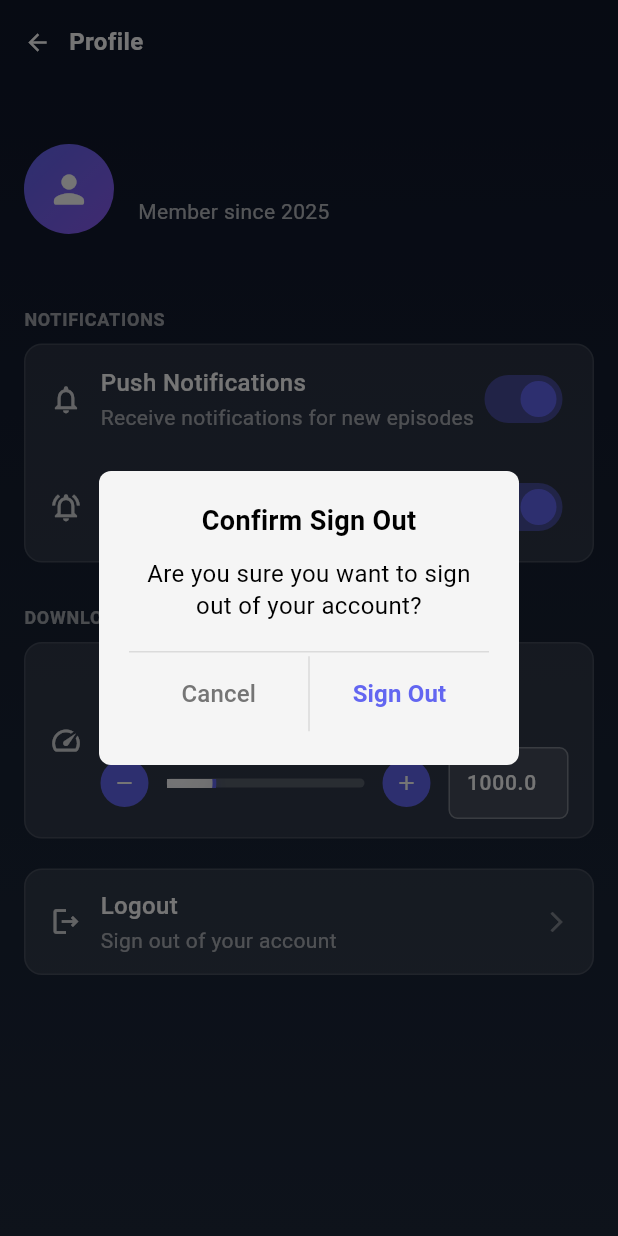
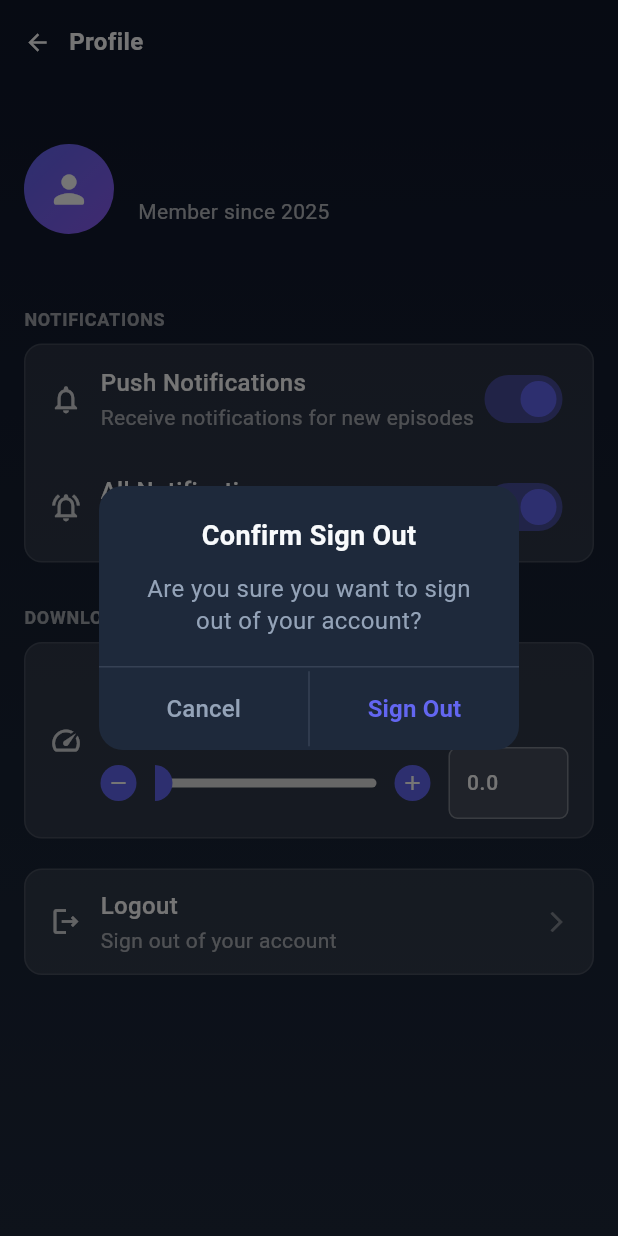
Before and after one commit to Kirragami/anime-updates-mobile, a Flutter app: the ProfileScreen screen opened directly, after a tap on "Logout", on a phone screen of 412 x 824 dp. Run offline on Flutter 3.47's test engine with Material 3 defaults, Android fonts, the light colour scheme and no system bars; our stand-ins replace cached_network_image, device_info_plus, dio, firebase_core, firebase_messaging, flutter_animate and 10 more; accounts and stored records are empty; generated files the repository leaves out were written again.

Commit message:
[MOD] modify speed limit UI and store local storage

```diff
--- a/lib/providers/anime_provider.dart
+++ b/lib/providers/anime_provider.dart
@@ -134,6 +134,9 @@ class AnimeProvider extends ChangeNotifier {
     try {
       final filename = '${anime.title.replaceAll(" ", "_")}.torrent';
 
+      // Initialize download service with speed limiting
+      await _downloadService.initialize();
+
       await _downloadService.downloadFile(
         url: anime.downloadUrl,
         filename: filename,
--- a/lib/screens/profile_screen.dart
+++ b/lib/screens/profile_screen.dart
@@ -6,6 +6,7 @@ import '../providers/auth_provider.dart';
 import '../theme/app_theme.dart';
 import '../constants/app_constants.dart';
 import '../utils/page_transitions.dart';
+import '../services/services.dart';
 import 'homepage_screen.dart';
 
 class ProfileScreen extends ConsumerStatefulWidget {
@@ -18,13 +19,46 @@ class ProfileScreen extends ConsumerStatefulWidget {
 class _ProfileScreenState extends ConsumerState<ProfileScreen> {
   bool _notificationsEnabled = true;
   bool _pushNotificationsEnabled = true;
-  double _downloadSpeedLimit = 1000.0; // KB/s
+  double _downloadSpeedLimit = 0.0; // KB/s (0 = unlimited)
   final TextEditingController _speedController = TextEditingController();
+  bool _isLoadingSpeedLimit = true;
 
   @override
   void initState() {
     super.initState();
+    _loadSpeedLimit();
+  }
+
+  Future<void> _loadSpeedLimit() async {
+    try {
+      final speedLimitService = ref.read(speedLimitServiceProvider);
+      await speedLimitService.initialize();
+      setState(() {
+        _downloadSpeedLimit = speedLimitService.speedLimit;
         _speedController.text = _downloadSpeedLimit.toString();
+        _isLoadingSpeedLimit = false;
+      });
+    } catch (e) {
+      setState(() {
+        _isLoadingSpeedLimit = false;
+      });
+    }
+  }
+
+  Future<void> _saveSpeedLimit() async {
+    try {
+      final speedLimitService = ref.read(speedLimitServiceProvider);
+      await speedLimitService.setSpeedLimit(_downloadSpeedLimit);
+    } catch (e) {
+      if (mounted) {
+        ScaffoldMessenger.of(context).showSnackBar(
+          SnackBar(
+            content: Text('Failed to save speed limit: $e'),
+            backgroundColor: AppTheme.errorColor,
+          ),
+        );
+      }
+    }
   }
 
   @override
@@ -172,7 +206,8 @@ class _ProfileScreenState extends ConsumerState<ProfileScreen> {
               subtitle: 'Receive notifications for new episodes',
               trailing: Switch.adaptive(
                 value: _pushNotificationsEnabled,
-                onChanged: (value) => setState(() => _pushNotificationsEnabled = value),
+                onChanged: (value) =>
+                    setState(() => _pushNotificationsEnabled = value),
                 activeColor: AppTheme.primaryColor,
               ),
             ),
@@ -307,7 +342,9 @@ class _ProfileScreenState extends ConsumerState<ProfileScreen> {
                 ),
                 const SizedBox(height: 2),
                 Text(
-                  'Set maximum download speed in KB/s',
+                  _isLoadingSpeedLimit
+                    ? 'Loading speed limit...'
+                    : 'Set maximum download speed in KB/s',
                   style: TextStyle(
                     color: Colors.white.withOpacity(0.6),
                     fontSize: 14,
@@ -365,10 +402,13 @@ class _ProfileScreenState extends ConsumerState<ProfileScreen> {
                         ),
                         onChanged: (value) {
                           final newValue = double.tryParse(value);
-                          if (newValue != null && newValue >= 0 && newValue <= 10000) {
+                          if (newValue != null &&
+                              newValue >= 0 &&
+                              newValue <= 10000) {
                             setState(() {
                               _downloadSpeedLimit = newValue;
                             });
+                            _saveSpeedLimit();
                           }
                         },
                       ),
@@ -418,17 +458,19 @@ class _ProfileScreenState extends ConsumerState<ProfileScreen> {
         onTap: () {
           if (_downloadSpeedLimit > 0) {
             setState(() {
-                _downloadSpeedLimit = (_downloadSpeedLimit - 100).clamp(0, 10000);
+              _downloadSpeedLimit =
+                  (_downloadSpeedLimit - 100).clamp(0, 10000);
               _speedController.text = _downloadSpeedLimit.toString();
             });
+            _saveSpeedLimit();
           }
         },
         child: Container(
-            width: 32,
-            height: 32,
-            decoration: BoxDecoration(
-              color: AppTheme.primaryColor,
-              borderRadius: BorderRadius.circular(16),
+          width: 24,
+          height: 24,
+          decoration: const BoxDecoration(
+            color: AppTheme.primaryColor, // same as second image
+            shape: BoxShape.circle,
           ),
           child: const Icon(
             Icons.remove,
@@ -438,6 +480,7 @@ class _ProfileScreenState extends ConsumerState<ProfileScreen> {
         ),
       ),
       const SizedBox(width: 12),
+
       // Slider track
       Expanded(
         child: LayoutBuilder(
@@ -449,72 +492,58 @@ class _ProfileScreenState extends ConsumerState<ProfileScreen> {
             return GestureDetector(
               onTapDown: (details) {
                 final localPosition = details.localPosition;
-                  final newPercentage = (localPosition.dx / trackWidth).clamp(0.0, 1.0);
+                final newPercentage =
+                    (localPosition.dx / trackWidth).clamp(0.0, 1.0);
                 setState(() {
-                    _downloadSpeedLimit = (newPercentage * 10000).clamp(0, 10000);
+                  _downloadSpeedLimit =
+                      (newPercentage * 10000).clamp(0, 10000);
                   _speedController.text = _downloadSpeedLimit.toString();
                 });
+                _saveSpeedLimit();
               },
               onPanUpdate: (details) {
                 final localPosition = details.localPosition;
-                  final newPercentage = (localPosition.dx / trackWidth).clamp(0.0, 1.0);
+                final newPercentage =
+                    (localPosition.dx / trackWidth).clamp(0.0, 1.0);
                 setState(() {
-                    _downloadSpeedLimit = (newPercentage * 10000).clamp(0, 10000);
+                  _downloadSpeedLimit =
+                      (newPercentage * 10000).clamp(0, 10000);
                   _speedController.text = _downloadSpeedLimit.toString();
                 });
+                _saveSpeedLimit();
               },
-                child: Container(
+              child: SizedBox(
+                height: 40,
+                child: Stack(
+                  alignment: Alignment.centerLeft,
+                  children: [
+                    // Track background
+                    Container(
                       height: 6,
                       decoration: BoxDecoration(
                         borderRadius: BorderRadius.circular(3),
-                    color: Colors.white.withOpacity(0.2),
+                        color: Colors.grey.shade300,
                       ),
-                  child: Stack(
-                    children: [
+                    ),
                     // Filled portion
                     Container(
                       width: thumbPosition,
                       height: 6,
                       decoration: BoxDecoration(
                         borderRadius: BorderRadius.circular(3),
-                          color: AppTheme.primaryColor,
+                        color: AppTheme.primaryColor, // same style as 2nd image
                       ),
                     ),
-                      // Thumb
+                    // Thumb (circle above the track)
                     Positioned(
-                        left: thumbPosition - 20,
-                        top: -17,
+                      left: thumbPosition - 12, // center thumb horizontally
+                      top: 8,                 // move it above the line
                       child: Container(
-                          width: 40,
-                          height: 40,
-                          decoration: BoxDecoration(
-                            gradient: RadialGradient(
-                              center: const Alignment(-0.3, -0.3),
-                              radius: 0.8,
-                              colors: [
-                                Colors.white,
-                                Colors.white.withOpacity(0.95),
-                                Colors.white.withOpacity(0.85),
-                              ],
-                              stops: const [0.0, 0.6, 1.0],
-                            ),
+                        width: 24,
+                        height: 24,
+                        decoration: const BoxDecoration(
+                          color: AppTheme.primaryColor,
                           shape: BoxShape.circle,
-                            border: Border.all(
-                              color: AppTheme.primaryColor,
-                              width: 2.5,
-                            ),
-                            boxShadow: [
-                              BoxShadow(
-                                color: AppTheme.primaryColor.withOpacity(0.3),
-                                blurRadius: 4,
-                                offset: const Offset(0, 1),
-                              ),
-                              BoxShadow(
-                                color: Colors.black.withOpacity(0.15),
-                                blurRadius: 6,
-                                offset: const Offset(0, 3),
-                              ),
-                            ],
                         ),
                       ),
                     ),
@@ -526,22 +555,25 @@ class _ProfileScreenState extends ConsumerState<ProfileScreen> {
         ),
       ),
       const SizedBox(width: 12),
+
       // Plus button
       GestureDetector(
         onTap: () {
           if (_downloadSpeedLimit < 10000) {
             setState(() {
-                _downloadSpeedLimit = (_downloadSpeedLimit + 100).clamp(0, 10000);
+              _downloadSpeedLimit =
+                  (_downloadSpeedLimit + 100).clamp(0, 10000);
               _speedController.text = _downloadSpeedLimit.toString();
             });
+            _saveSpeedLimit();
           }
         },
         child: Container(
-            width: 32,
-            height: 32,
-            decoration: BoxDecoration(
-              color: AppTheme.primaryColor,
-              borderRadius: BorderRadius.circular(16),
+          width: 24,
+          height: 24,
+          decoration: const BoxDecoration(
+            color: AppTheme.primaryColor, // same as second image
+            shape: BoxShape.circle,
           ),
           child: const Icon(
             Icons.add,
@@ -553,6 +585,7 @@ class _ProfileScreenState extends ConsumerState<ProfileScreen> {
     ],
   );
 }
+
 
   Widget _buildLogoutButton() {
     return _buildLogoutSection();
@@ -593,14 +626,14 @@ class _ProfileScreenState extends ConsumerState<ProfileScreen> {
       context: context,
       builder: (BuildContext dialogContext) {
         return AlertDialog(
-          backgroundColor: const Color(0xFFF5F5F5),
+          backgroundColor: AppTheme.surfaceColor,
           shape: RoundedRectangleBorder(
-            borderRadius: BorderRadius.circular(8),
+            borderRadius: BorderRadius.circular(16),
           ),
           contentPadding: const EdgeInsets.all(0),
           content: Container(
             width: 280,
-            padding: const EdgeInsets.all(20),
+            padding: const EdgeInsets.fromLTRB(0, 20, 0, 0),
             child: Column(
               mainAxisSize: MainAxisSize.min,
               children: [
@@ -608,27 +641,30 @@ class _ProfileScreenState extends ConsumerState<ProfileScreen> {
                 const Text(
                   'Confirm Sign Out',
                   style: TextStyle(
-                    color: Colors.black,
+                    color: AppTheme.textPrimary,
                     fontSize: 18,
                     fontWeight: FontWeight.bold,
                   ),
                 ),
                 const SizedBox(height: 12),
                 // Message
-                const Text(
+                const Padding(
+                  padding: EdgeInsets.fromLTRB(20, 0, 20, 0),
+                  child: Text(
                     'Are you sure you want to sign out of your account?',
                     textAlign: TextAlign.center,
                     style: TextStyle(
-                    color: Colors.black,
+                      color: AppTheme.textSecondary,
                       fontSize: 16,
                       height: 1.3,
+                    ),
                   ),
                 ),
                 const SizedBox(height: 20),
                 // Divider line
                 Container(
                   height: 1,
-                  color: Colors.grey.withOpacity(0.3),
+                  color: AppTheme.textSecondary.withOpacity(0.2),
                 ),
                 const SizedBox(height: 0),
                 // Buttons row
@@ -642,14 +678,14 @@ class _ProfileScreenState extends ConsumerState<ProfileScreen> {
                           padding: const EdgeInsets.symmetric(vertical: 16),
                           shape: const RoundedRectangleBorder(
                             borderRadius: BorderRadius.only(
-                              bottomLeft: Radius.circular(8),
+                              bottomLeft: Radius.circular(16),
                             ),
                           ),
                         ),
-                        child: Text(
+                        child: const Text(
                           'Cancel',
                           style: TextStyle(
-                            color: Colors.grey[600],
+                            color: AppTheme.textSecondary,
                             fontSize: 16,
                             fontWeight: FontWeight.w500,
                           ),
@@ -660,7 +696,7 @@ class _ProfileScreenState extends ConsumerState<ProfileScreen> {
                     Container(
                       width: 1,
                       height: 50,
-                      color: Colors.grey.withOpacity(0.3),
+                      color: AppTheme.textSecondary.withOpacity(0.2),
                     ),
                     // Sign Out button
                     Expanded(
@@ -670,7 +706,8 @@ class _ProfileScreenState extends ConsumerState<ProfileScreen> {
                           await ref.read(authNotifierProvider).logout();
                           if (context.mounted) {
                             Navigator.of(context).pushAndRemoveUntil(
-                              CustomPageTransitions.fadeWithScale(const HomepageScreen()),
+                              CustomPageTransitions.fadeWithScale(
+                                  const HomepageScreen()),
                               (route) => false,
                             );
                           }
@@ -679,11 +716,11 @@ class _ProfileScreenState extends ConsumerState<ProfileScreen> {
                           padding: const EdgeInsets.symmetric(vertical: 16),
                           shape: const RoundedRectangleBorder(
                             borderRadius: BorderRadius.only(
-                              bottomRight: Radius.circular(8),
+                              bottomRight: Radius.circular(16),
                             ),
                           ),
                         ),
-                        child: Text(
+                        child: const Text(
                           'Sign Out',
                           style: TextStyle(
                             color: AppTheme.primaryColor,
--- a/lib/services/services.dart
+++ b/lib/services/services.dart
@@ -2,6 +2,7 @@ import 'package:riverpod_annotation/riverpod_annotation.dart';
 import 'api_service.dart';
 import 'auth_service.dart';
 import 'download_service.dart';
+import 'speed_limit_service.dart';
 
 part 'services.g.dart';
 
@@ -16,3 +17,7 @@ DownloadService downloadService(DownloadServiceRef ref) => DownloadService();
 /// Provides the auth service instance
 @riverpod
 AuthService authService(AuthServiceRef ref) => AuthService();
+
+/// Provides the speed limit service instance
+@riverpod
+SpeedLimitService speedLimitService(SpeedLimitServiceRef ref) => SpeedLimitService();
--- /dev/null
+++ b/lib/services/speed_limit_service.dart
@@ -0,0 +1,83 @@
+import 'package:shared_preferences/shared_preferences.dart';
+import 'package:flutter/foundation.dart';
+
+class SpeedLimitService {
+  static final SpeedLimitService _instance = SpeedLimitService._internal();
+  factory SpeedLimitService() => _instance;
+  SpeedLimitService._internal();
+
+  static const String _speedLimitKey = 'download_speed_limit';
+  static const double _defaultSpeedLimit = 0.0; // KB/s (0 = unlimited)
+
+  double _currentSpeedLimit = _defaultSpeedLimit;
+  bool _isInitialized = false;
+
+  /// Initialize the service and load the speed limit from storage
+  Future<void> initialize() async {
+    if (_isInitialized) return;
+
+    try {
+      final prefs = await SharedPreferences.getInstance();
+      _currentSpeedLimit = prefs.getDouble(_speedLimitKey) ?? _defaultSpeedLimit;
+      _isInitialized = true;
+
+      if (kDebugMode) {
+        print('Speed limit initialized: $_currentSpeedLimit KB/s');
+      }
+    } catch (e) {
+      if (kDebugMode) {
+        print('Error initializing speed limit service: $e');
+      }
+      _currentSpeedLimit = _defaultSpeedLimit;
+      _isInitialized = true;
+    }
+  }
+
+  /// Get the current speed limit in KB/s
+  double get speedLimit => _currentSpeedLimit;
+
+  /// Set the speed limit in KB/s
+  Future<void> setSpeedLimit(double speedLimitKBps) async {
+    if (!_isInitialized) {
+      await initialize();
+    }
+
+    // Clamp the value between 0 and 10000 KB/s
+    _currentSpeedLimit = speedLimitKBps.clamp(0.0, 10000.0);
+
+    try {
+      final prefs = await SharedPreferences.getInstance();
+      await prefs.setDouble(_speedLimitKey, _currentSpeedLimit);
+
+      if (kDebugMode) {
+        print('Speed limit updated: $_currentSpeedLimit KB/s');
+      }
+    } catch (e) {
+      if (kDebugMode) {
+        print('Error saving speed limit: $e');
+      }
+    }
+  }
+
+  /// Get speed limit in bytes per second
+  int get speedLimitBytesPerSecond => (_currentSpeedLimit * 1024).round();
+
+  /// Check if speed limiting is enabled (speed limit > 0)
+  bool get isSpeedLimited => _currentSpeedLimit > 0;
+
+  /// Reset to default speed limit
+  Future<void> resetToDefault() async {
+    await setSpeedLimit(_defaultSpeedLimit);
+  }
+
+  /// Get speed limit as a formatted string
+  String get formattedSpeedLimit {
+    if (_currentSpeedLimit == 0) {
+      return 'Unlimited';
+    } else if (_currentSpeedLimit >= 1000) {
+      return '${(_currentSpeedLimit / 1000).toStringAsFixed(1)} MB/s';
+    } else {
+      return '${_currentSpeedLimit.toStringAsFixed(0)} KB/s';
+    }
+  }
+}
```
Also changed, not shown: lib/services/download_service.dart (+64 -2 lines), lib/services/services.g.dart. Lines whose indentation alone changed are shown as unchanged.
